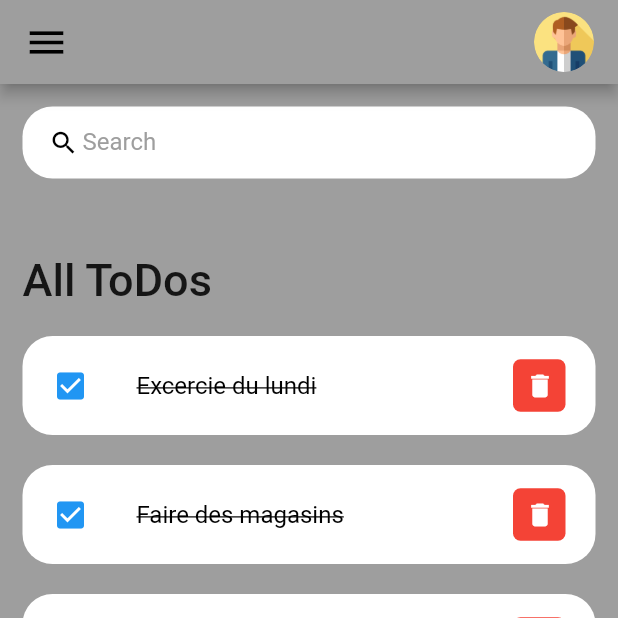
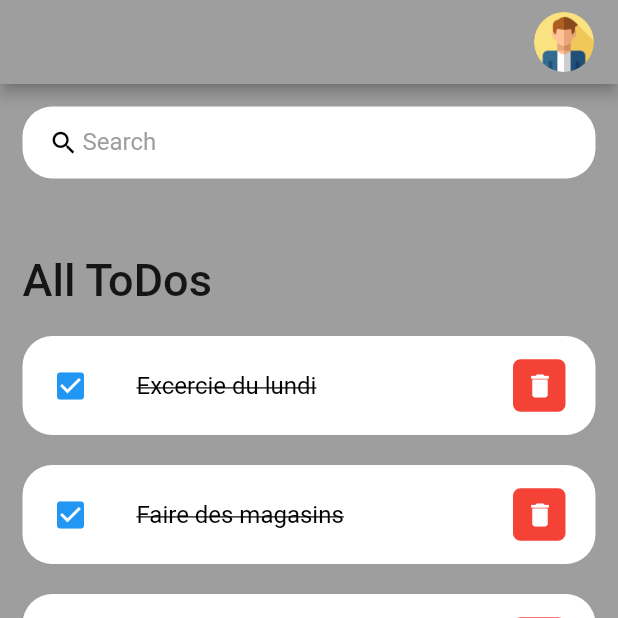
Before and after one commit to AngelPASTORROJAS/todo_app, a Flutter app: the screen it shows after launch, on a phone screen of 412 x 824 dp, the top half of it. Run offline on Flutter 3.47's test engine with Material 2 defaults, Android fonts, the phone set to English and light mode, and no system bars.

Commit message:
chore: suppression de l'icone menu

```diff
--- a/lib/screens/home.dart
+++ b/lib/screens/home.dart
@@ -164,7 +164,7 @@ class _HomeState extends State<Home> {
         backgroundColor: tdBGColor,
         title:
             Row(mainAxisAlignment: MainAxisAlignment.spaceBetween, children: [
-          const Icon(Icons.menu, color: tdBlack, size: 30),
+          Container(),
           Container(
               height: 40,
               width: 40,
```
